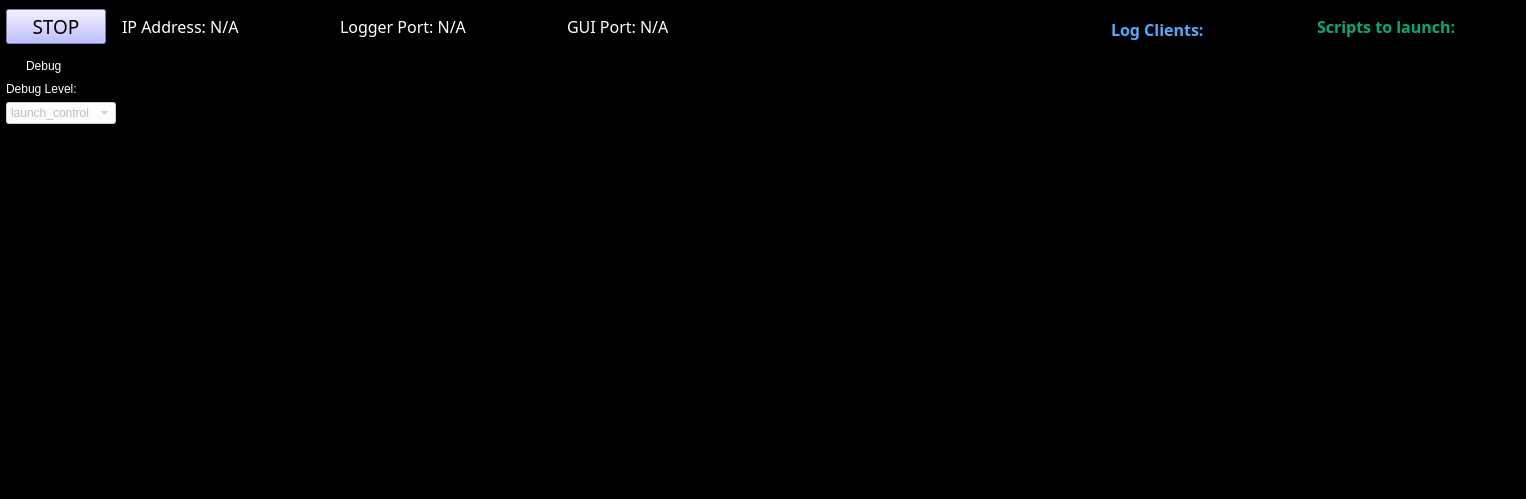
First picture: the form in pylabnet/gui/pyqt/gui_templates/logger_remote.ui, repository lukingroup/pylabnet, before the edit.
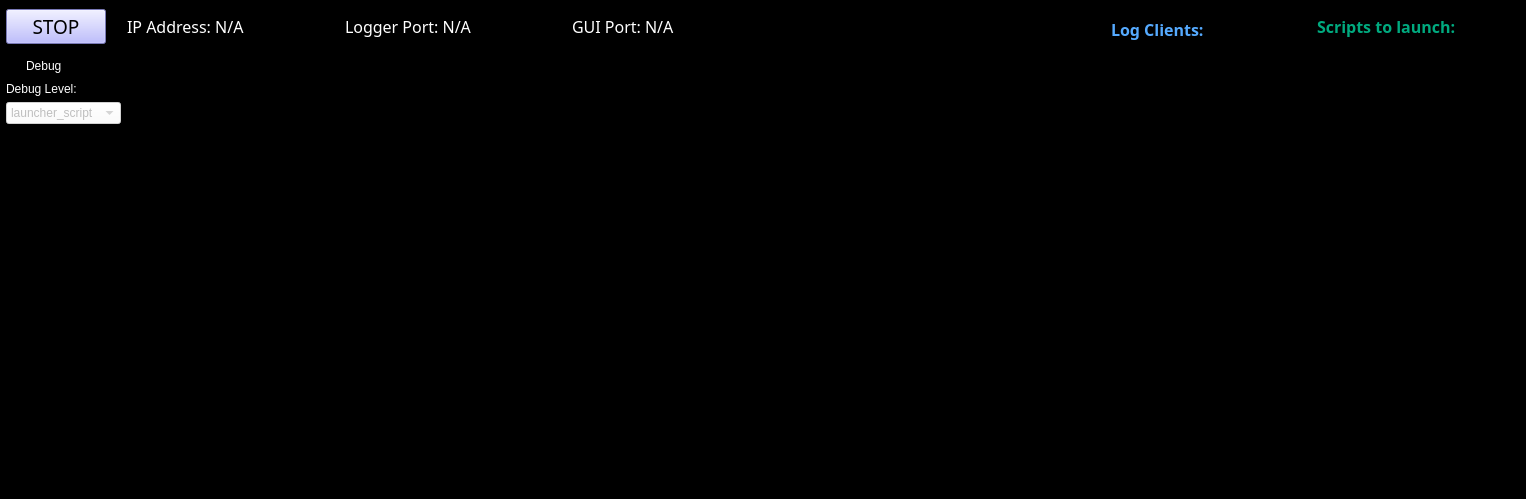
Second picture: the form after the edit.

Commit message: Debug selector for launcher works.

Patch:
```diff
--- a/pylabnet/gui/pyqt/gui_templates/logger_remote.ui
+++ b/pylabnet/gui/pyqt/gui_templates/logger_remote.ui
@@ -295,11 +295,11 @@
        <string notr="true">background-color: rgb(255, 255, 255)</string>
       </property>
       <property name="currentText">
-       <string>launch_control</string>
+       <string>launcher_script</string>
       </property>
       <item>
        <property name="text">
-        <string>launch_control</string>
+        <string>launcher_script</string>
        </property>
       </item>
       <item>
```
The commit also changes 2 other files.
